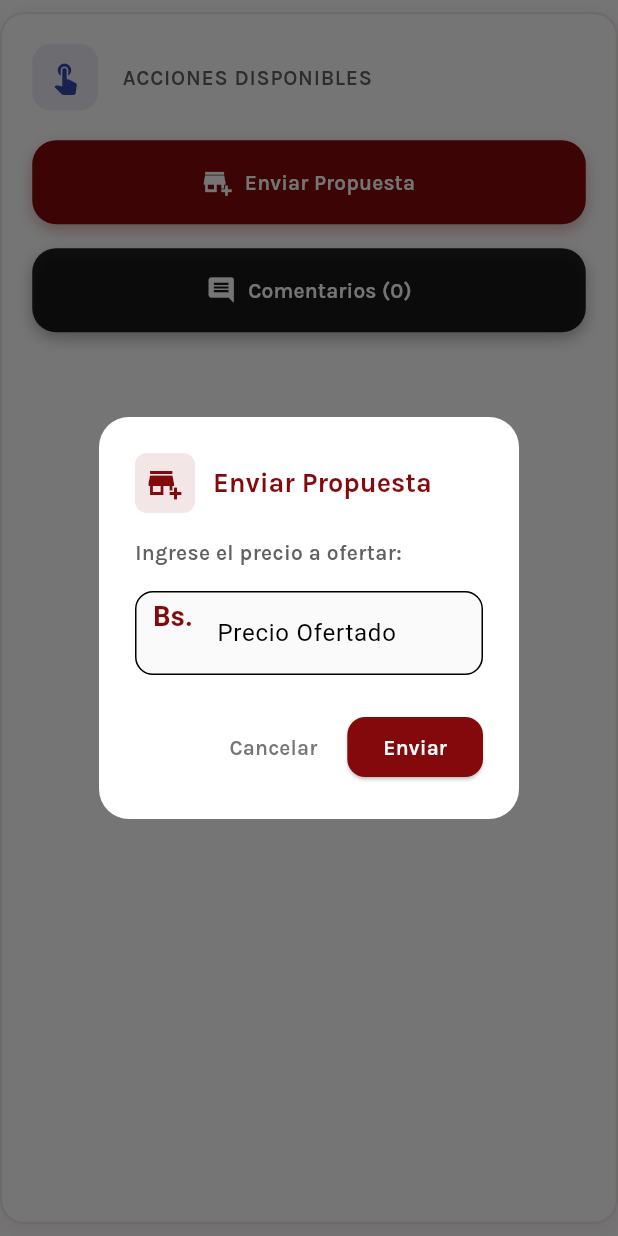
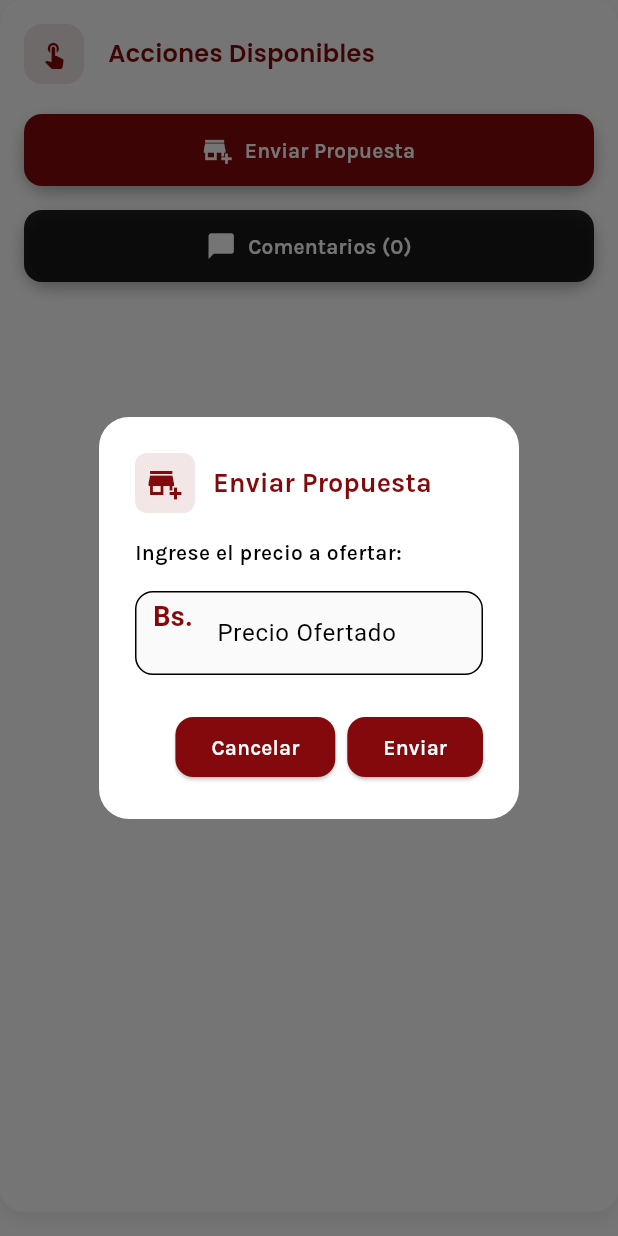
Before and after one commit to ManitoXpress/socio, a Flutter app: the ActionButtonsSection widget shown alone on an empty page, opened directly with empty values, after a tap on "Enviar Propuesta", on a phone screen of 412 x 824 dp. Run offline on Flutter 3.47's test engine with Material 3 defaults, Android fonts, the phone set to English and light mode, and no system bars; our stand-ins replace cached_network_image, camera, carousel_slider, cloud_firestore, device_info_plus, file_picker and 22 more; missing offline and left inert: app_tracking_transparency, firebase_app_check, flutter_facebook_auth, flutter_wizard, searchbar_animation; accounts and stored records are empty; statements that could not run were skipped.

Commit message:
Redesign timeline sections with new color scheme
Updated the UI of timeline widgets (description, expertises, images carousel, action buttons, and location map) to use a consistent color palette based on #830A09, improved typography with Poppins, and modernized container and button styles. Enhanced the LocationMapSection to show a tappable map with marker and external Google Maps integration when status is 'in_progress'. Bumped app version to 1.9.62+1.

```diff
--- a/lib/Utils/timeline_widgets/action_buttons_section.dart
+++ b/lib/Utils/timeline_widgets/action_buttons_section.dart
@@ -35,16 +35,14 @@ class ActionButtonsSection extends StatelessWidget {
   Widget build(BuildContext context) {
     final status = prov.currentStatus;
     return Container(
-      margin: const EdgeInsets.symmetric(vertical: 8.0),
-      padding: const EdgeInsets.all(20.0),
+      margin: const EdgeInsets.only(bottom: 16),
+      padding: const EdgeInsets.all(16),
       decoration: BoxDecoration(
         color: Colors.white,
-        borderRadius: BorderRadius.circular(16.0),
-        border: Border.all(
-            color: const Color(0xFF84090D).withOpacity(0.1), width: 1.5),
+        borderRadius: BorderRadius.circular(16),
         boxShadow: [
           BoxShadow(
-            color: const Color(0xFF84090D).withOpacity(0.08),
+            color: Colors.black.withOpacity(0.08),
             blurRadius: 12,
             offset: const Offset(0, 4),
           ),
@@ -58,23 +56,22 @@ class ActionButtonsSection extends StatelessWidget {
               Container(
                 padding: const EdgeInsets.all(10.0),
                 decoration: BoxDecoration(
-                  color: Colors.indigo[600]!.withOpacity(0.1),
+                  color: const Color(0xFF830A09)!.withOpacity(0.1),
                   borderRadius: BorderRadius.circular(12.0),
                 ),
                 child: Icon(
                   Icons.touch_app,
-                  color: Colors.indigo[600]!,
-                  size: 24,
+                  color: const Color(0xFF830A09)!,
+                  size: 20,
                 ),
               ),
               const SizedBox(width: 16),
               Text(
-                'ACCIONES DISPONIBLES',
-                style: GoogleFonts.karla(
-                  fontSize: 14,
+                'Acciones Disponibles',
+                style: GoogleFonts.poppins(
+                  fontSize: 16,
                   fontWeight: FontWeight.w600,
-                  color: Colors.grey[700],
-                  letterSpacing: 0.5,
+                  color: Color(0xFF830A09),
                 ),
               ),
             ],
@@ -98,7 +95,7 @@ class ActionButtonsSection extends StatelessWidget {
             const SizedBox(height: 16),
             _buildModernButton(
               onPressed: () => _showCommentsModal(context, prov),
-              icon: Icons.comment,
+              icon: Icons.chat_bubble_rounded,
               label: 'Comentarios ($commentCount)',
               backgroundColor: Colors.black87,
               textColor: Colors.white,
@@ -112,7 +109,7 @@ class ActionButtonsSection extends StatelessWidget {
                   onPressed: () => _showUploadCompletionDialog(context, prov),
                   icon: Icons.work,
                   label: "Completar trabajo",
-                  backgroundColor: Colors.green[600]!,
+                  backgroundColor: const Color(0xFF1A819A)!,
                   textColor: Colors.white,
                   iconColor: Colors.white,
                 ),
@@ -121,7 +118,7 @@ class ActionButtonsSection extends StatelessWidget {
                   onPressed: () => _showNoParticipationDialog(context, prov),
                   icon: Icons.dangerous,
                   label: "No Participar",
-                  backgroundColor: Colors.red[600]!,
+                  backgroundColor: const Color(0xFF830A09)!,
                   textColor: Colors.white,
                   iconColor: Colors.white,
                 ),
@@ -248,12 +245,12 @@ class ActionButtonsSection extends StatelessWidget {
   }) {
     return Container(
       width: double.infinity,
-      height: 56,
+      height: 48,
       decoration: BoxDecoration(
         borderRadius: BorderRadius.circular(16),
         boxShadow: [
           BoxShadow(
-            color: backgroundColor.withOpacity(0.3),
+            color: const Color.fromARGB(255, 0, 0, 0).withOpacity(0.3),
             blurRadius: 8,
             offset: const Offset(0, 4),
           ),
@@ -266,7 +263,7 @@ class ActionButtonsSection extends StatelessWidget {
           foregroundColor: textColor,
           elevation: 0,
           shape: RoundedRectangleBorder(
-            borderRadius: BorderRadius.circular(16),
+            borderRadius: BorderRadius.circular(12),
           ),
           padding: const EdgeInsets.symmetric(horizontal: 16, vertical: 12),
         ),
@@ -342,7 +339,7 @@ class ActionButtonsSection extends StatelessWidget {
                     style: GoogleFonts.karla(
                       fontSize: 14,
                       fontWeight: FontWeight.w600,
-                      color: Colors.grey[700],
+                      color: const Color(0xFF000000),
                     ),
                   ),
                   const SizedBox(height: 16),
@@ -360,7 +357,7 @@ class ActionButtonsSection extends StatelessWidget {
                       focusedBorder: OutlineInputBorder(
                         borderRadius: BorderRadius.circular(12),
                         borderSide: const BorderSide(
-                            color: Color(0xFF84090D), width: 2),
+                            color: Color(0xFF000000), width: 2),
                       ),
                       prefixIcon: Padding(
                         padding: const EdgeInsets.symmetric(horizontal: 12.0),
@@ -378,12 +375,18 @@ class ActionButtonsSection extends StatelessWidget {
                 ],
               ),
               actions: [
-                TextButton(
+                ElevatedButton(
+                  style: ElevatedButton.styleFrom(
+                    backgroundColor: const Color(0xFF84090D),
+                    shape: RoundedRectangleBorder(
+                      borderRadius: BorderRadius.circular(12),
+                    ),
+                  ),
                   onPressed: _sending ? null : () => Navigator.of(ctx).pop(),
                   child: Text(
                     "Cancelar",
                     style: GoogleFonts.karla(
-                      color: Colors.grey[600],
+                      color: Colors.white,
                       fontWeight: FontWeight.w600,
                     ),
                   ),
@@ -449,10 +452,10 @@ class ActionButtonsSection extends StatelessWidget {
               Container(
                 padding: const EdgeInsets.all(8),
                 decoration: BoxDecoration(
-                  color: Colors.red.withOpacity(0.1),
+                  color: const Color(0xFF830A09).withOpacity(0.1),
                   borderRadius: BorderRadius.circular(8),
                 ),
-                child: const Icon(Icons.dangerous, color: Colors.red),
+                child: const Icon(Icons.dangerous, color: Color(0xFF830A09)),
               ),
               const SizedBox(width: 12),
               Text(
@@ -460,7 +463,7 @@ class ActionButtonsSection extends StatelessWidget {
                 style: GoogleFonts.karla(
                   fontSize: 18,
                   fontWeight: FontWeight.bold,
-                  color: Colors.red,
+                  color: const Color(0xFF830A09),
                 ),
               ),
             ],
@@ -489,7 +492,7 @@ class ActionButtonsSection extends StatelessWidget {
                 Navigator.of(ctx).pop();
               },
               style: ElevatedButton.styleFrom(
-                backgroundColor: Colors.red,
+                backgroundColor: const Color(0xFF830A09),
                 shape: RoundedRectangleBorder(
                   borderRadius: BorderRadius.circular(12),
                 ),
@@ -526,10 +529,11 @@ class ActionButtonsSection extends StatelessWidget {
                   Container(
                     padding: const EdgeInsets.all(10),
                     decoration: BoxDecoration(
-                      color: Colors.green.withOpacity(0.1),
+                      color: const Color(0xFF1A819A).withOpacity(0.1),
                       borderRadius: BorderRadius.circular(8),
                     ),
-                    child: Icon(Icons.work, color: Colors.green, size: 24),
+                    child: Icon(Icons.work,
+                        color: const Color(0xFF1A819A), size: 24),
                   ),
                   const SizedBox(width: 12),
                   Text(
@@ -537,7 +541,7 @@ class ActionButtonsSection extends StatelessWidget {
                     style: GoogleFonts.karla(
                       fontSize: 18,
                       fontWeight: FontWeight.bold,
-                      color: Colors.green[800],
+                      color: const Color(0xFF1A819A),
                     ),
                   ),
                 ],
@@ -610,7 +614,7 @@ class ActionButtonsSection extends StatelessWidget {
                       child: Text(
                         'Imagen seleccionada',
                         style: GoogleFonts.karla(
-                          color: Colors.green[700],
+                          color: const Color(0xFF1A819A),
                           fontWeight: FontWeight.w600,
                         ),
                       ),
@@ -650,7 +654,7 @@ class ActionButtonsSection extends StatelessWidget {
                           Navigator.of(ctx2).pop();
                         },
                   style: ElevatedButton.styleFrom(
-                    backgroundColor: Colors.green[700],
+                    backgroundColor: const Color(0xFF1A819A),
                     shape: RoundedRectangleBorder(
                       borderRadius: BorderRadius.circular(12),
                     ),
--- a/pubspec.yaml
+++ b/pubspec.yaml
@@ -4,7 +4,7 @@ description: "manito xpress socio"
 publish_to: 'none' # Remove this line if you wish to publish to pub.dev
 
 
-version: 1.9.61+1
+version: 1.9.62+1
 
 environment:
   sdk: '>=3.2.6 <4.0.0'
```
Also changed, not shown: lib/Utils/timeLines.dart (+9 -3 lines), lib/Utils/timeline_widgets/description_section.dart (+24 -25 lines), lib/Utils/timeline_widgets/expertises_section.dart (+36 -68 lines), lib/Utils/timeline_widgets/images_carousel_section.dart (+11 -14 lines), lib/Utils/timeline_widgets/location_map_section.dart (+119 -53 lines).
